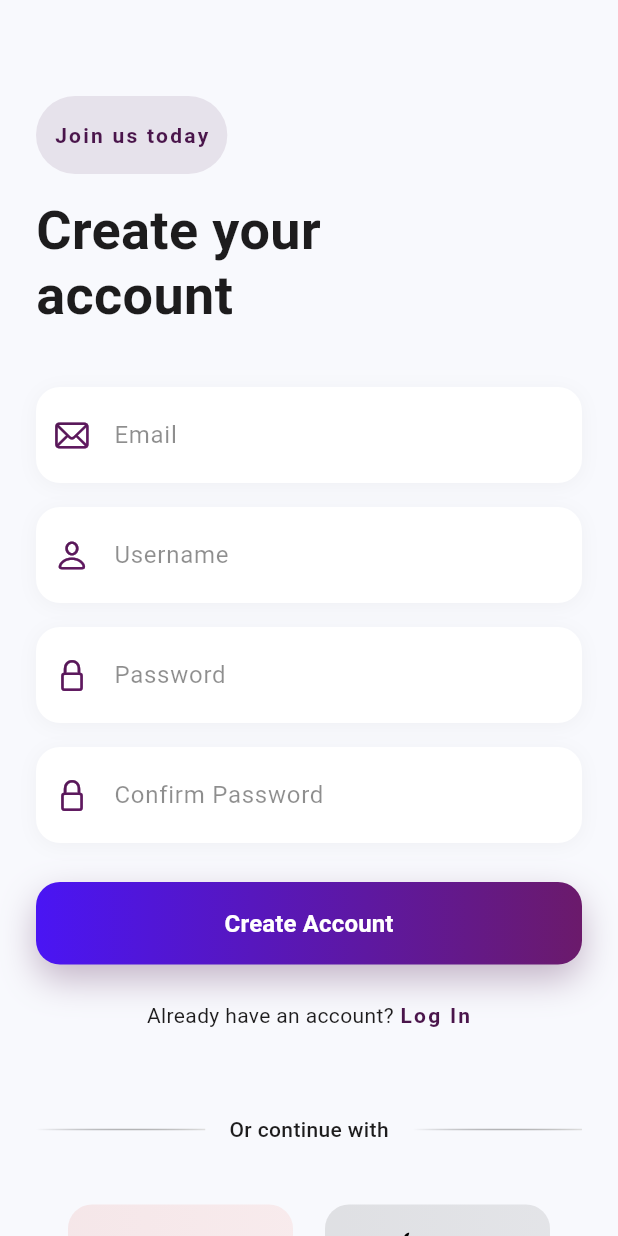
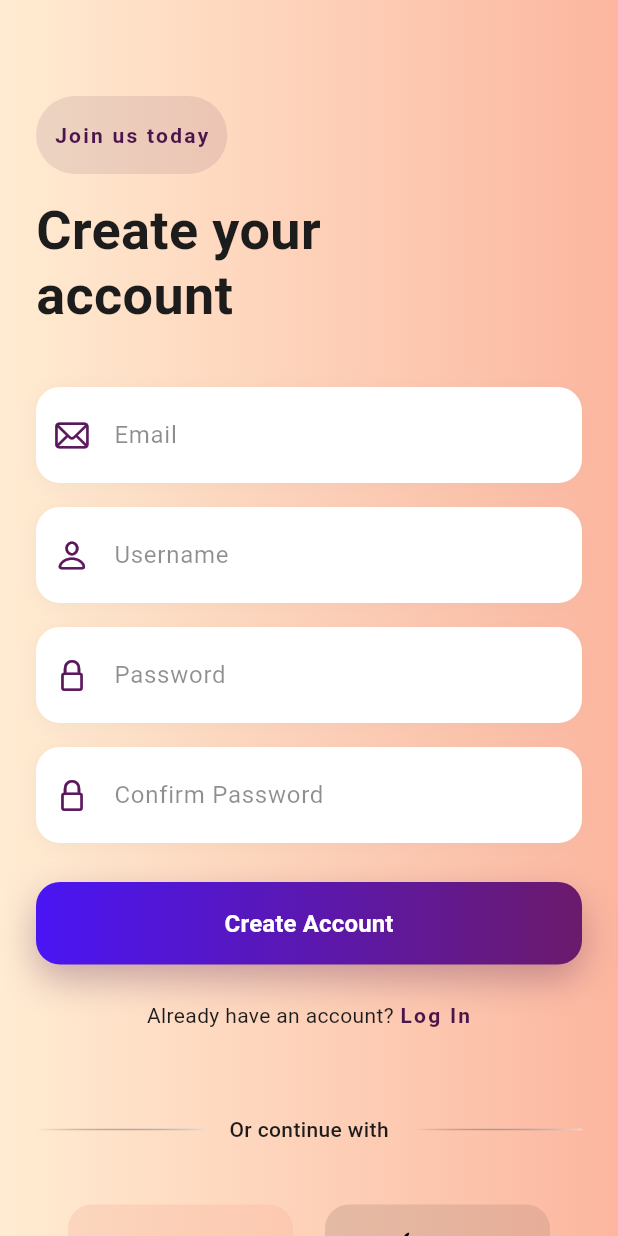
Before and after one commit to manish9044-web/Animated_Login_Signup, a Flutter app: the screen it shows after launch, after a tap on "Sign Up", on a phone screen of 412 x 824 dp. Run offline on Flutter 3.47's test engine with Material 3 defaults, Android fonts, the phone set to English and light mode, and no system bars; our stand-ins replace animate_do.

Commit message:
second commit

```diff
--- a/lib/login_screen.dart
+++ b/lib/login_screen.dart
@@ -11,9 +11,15 @@ class Loginscreen extends StatelessWidget {
   @override
   Widget build(BuildContext context) {
     return Scaffold(
-      backgroundColor: Color(0xFFF8F9FD),
-      body: SafeArea(
-          child: SingleChildScrollView(
+      // backgroundColor: Color(0xFFF8F9FD),
+      body: Container(
+        decoration: BoxDecoration(
+          gradient: LinearGradient(
+            colors: [
+              Color(0xffffecd2),
+              Color(0xfffcb69f),
+            ])
+        ),
           child: Padding(
             padding: EdgeInsets.all(24),
             child: Column(
@@ -121,7 +127,7 @@ class Loginscreen extends StatelessWidget {
                       ],
                     )),
                 SizedBox(
-                height: 40,
+                  height: 25,
                 ),
                 FadeInUp(
                     duration: Duration(milliseconds: 600),
@@ -162,7 +168,7 @@ class Loginscreen extends StatelessWidget {
                           ],
                         ),
                         SizedBox(
-                        height: 24,
+                          height: 15,
                         ),
                         Row(
                           mainAxisAlignment: MainAxisAlignment.spaceEvenly,
@@ -192,7 +198,6 @@ class Loginscreen extends StatelessWidget {
                       ],
                     ))
               ],
-          ),
             ),
           )),
     );
--- a/lib/signup_screen.dart
+++ b/lib/signup_screen.dart
@@ -12,8 +12,14 @@ class SignUpscreen extends StatelessWidget {
   @override
   Widget build(BuildContext context) {
     return Scaffold(
-      backgroundColor: Color(0xFFF8F9FD),
-      body: SafeArea(
+      body: Container(
+        decoration: BoxDecoration(
+          gradient: LinearGradient(
+            colors: [
+              Color(0xffffecd2),
+              Color(0xfffcb69f),
+            ])
+        ),
         child: SingleChildScrollView(
                 child: Padding(
         padding: EdgeInsets.all(24),
@@ -218,7 +224,8 @@ class SignUpscreen extends StatelessWidget {
           ],
         ),
                 ),
-      )),
+              ),
+      ),
     );
   }
 
```
Lines whose indentation alone changed are shown as unchanged.
